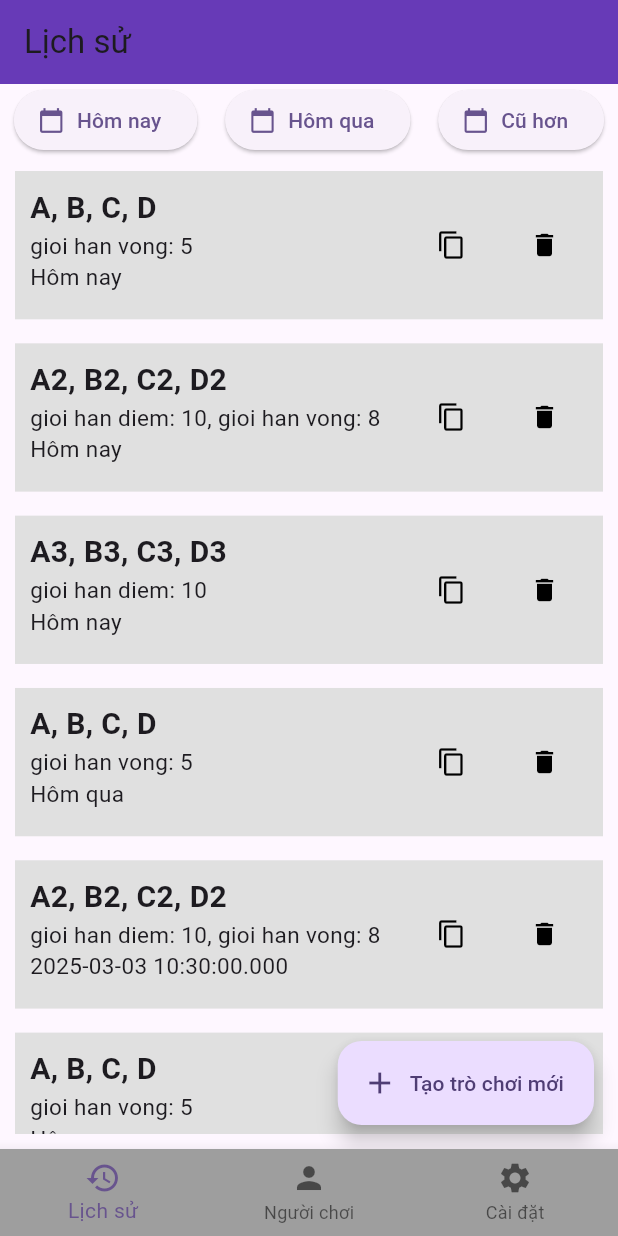
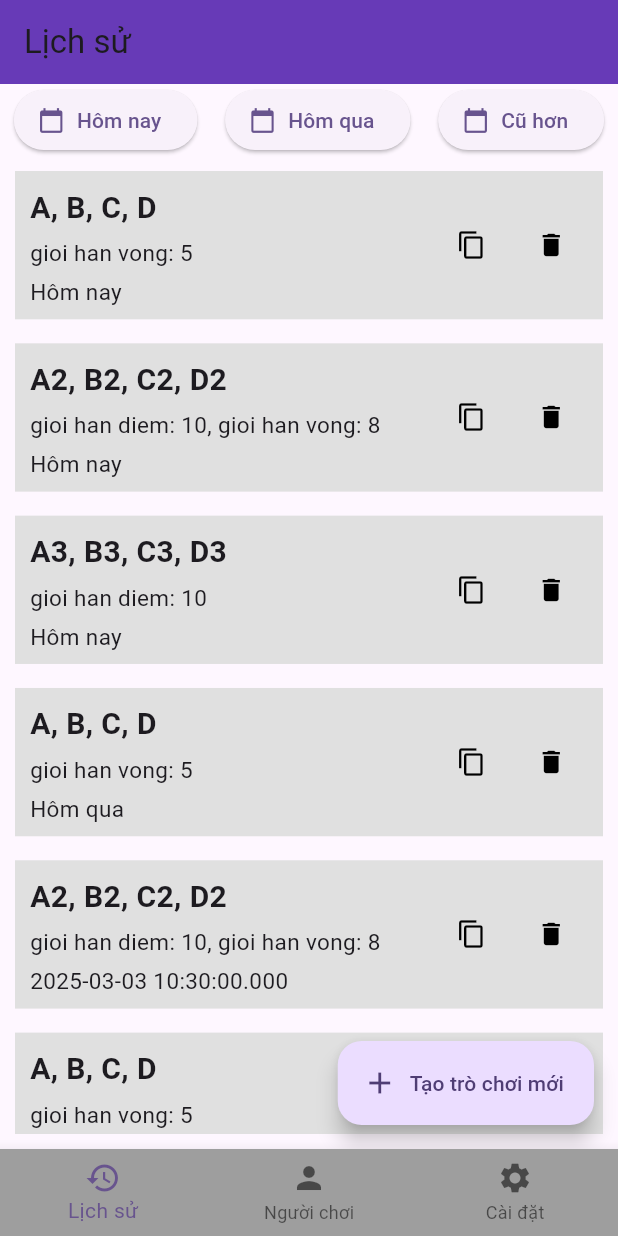
Before and after one commit to HoangTuan2112/app_tinh_diem, a Flutter app: the screen it shows after launch, on a phone screen of 412 x 824 dp. Run offline on Flutter 3.47's test engine with Material 3 defaults, Android fonts, the phone set to English and light mode, and no system bars.

Commit message:
fix bug khi xoay ngang màn hình bị tràn

```diff
--- a/lib/screens/history/component_history/gameComponent.dart
+++ b/lib/screens/history/component_history/gameComponent.dart
@@ -70,15 +70,18 @@ class _GameComponentState extends State<GameComponent> {
         time = gameInfo.now.toString();
       }
     }
-
+    double height = MediaQuery.of(context).orientation == Orientation.portrait
+        ? MediaQuery.of(context).size.height * 0.12
+        : MediaQuery.of(context).size.width * 0.12;
     return Container(
       padding: EdgeInsets.all(10),
-      height: MediaQuery.of(context).size.height * 0.12,
+      height: height,
+
       color: Colors.grey[300],
       child: Row(
         children: [
           Expanded(
-            flex: 4,
+            flex: 5,
             child: FractionallySizedBox(
               heightFactor:
                   1.0, // Set the height to 100% of the parent container's height
@@ -97,6 +100,7 @@ class _GameComponentState extends State<GameComponent> {
                       ),
                     ],
                   ),
+                  SizedBox(height: 5,),
                   Row(
                     children: [
                       Text(
@@ -107,6 +111,7 @@ class _GameComponentState extends State<GameComponent> {
                       ),
                     ],
                   ),
+                   SizedBox(height: 5,),
                   Row(
                     children: [
                       Text(
```
